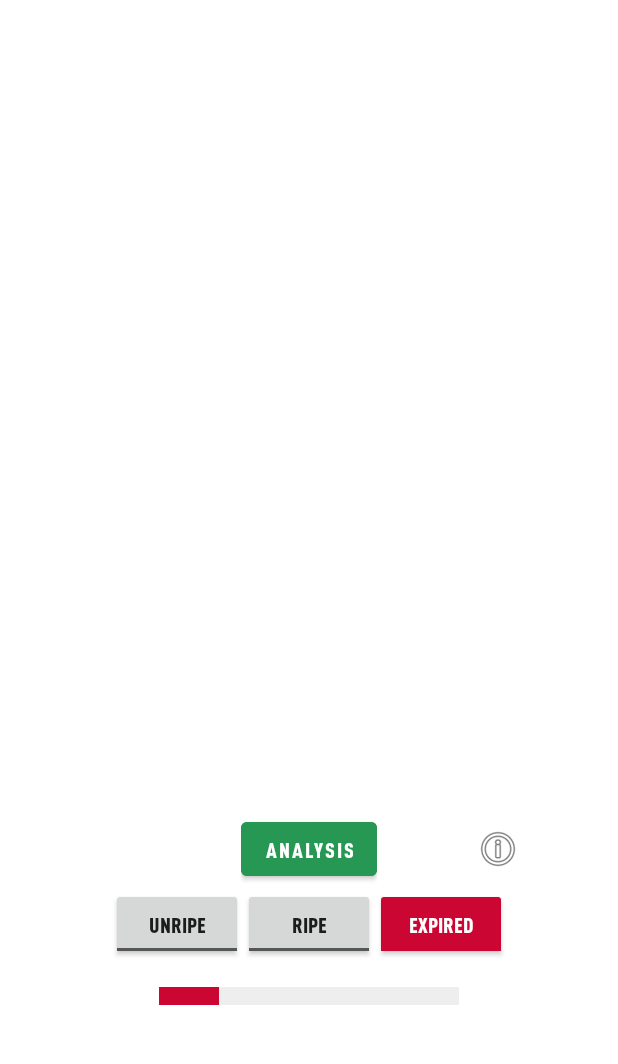
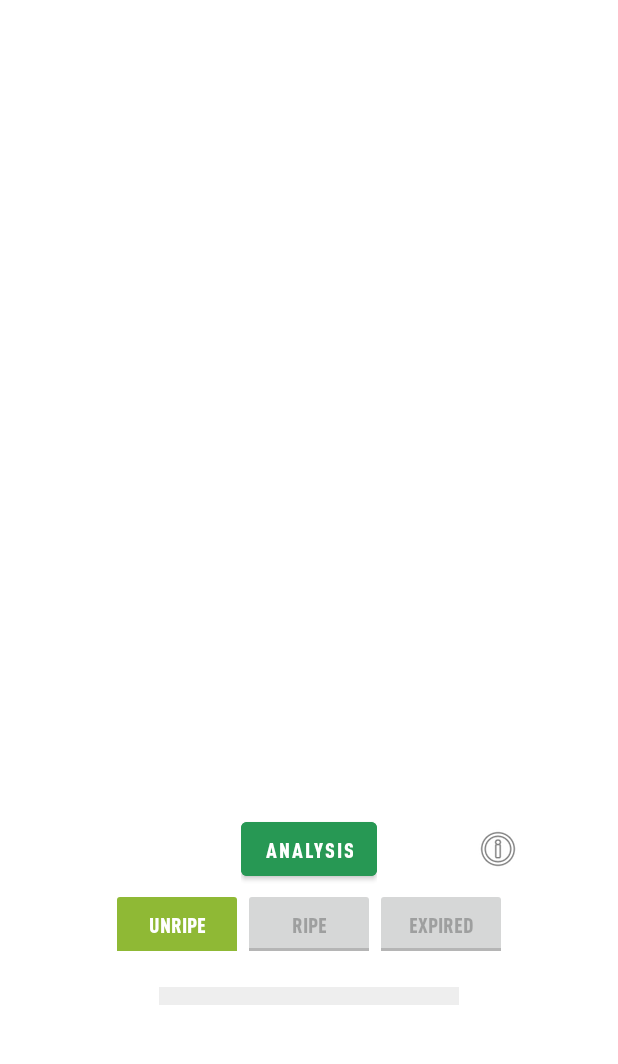
Before and after one commit to ShahzaibWaseem/RipeTrack-Android, an Android app: the ReconstructionFragment screen opened through its navigation route, on a phone screen of 412 x 824 dp, the part 124-1188 px from its top. Run offline under Robolectric (Android 15) with nearby library versions, the phone set to English and light mode, and no system bars; libraries missing offline, so code that uses them is left out: com.jjoe64.graphview, com.opencsv, org.pytorch; plain views replace GraphView; pictures from the network do not load; 39 statements that could not run were skipped.

Commit message:
Replaced reconstruction model with the new one & added classification model to the app + disabled ripeness level toggle buttons

```diff
--- a/app/src/main/java/com/shahzaib/mobislp/Utils.kt
+++ b/app/src/main/java/com/shahzaib/mobislp/Utils.kt
@@ -47,8 +47,8 @@ object Utils {
 	const val croppedImageDirectory = "croppedImages"
 	const val processedImageDirectory = "processedImages"
 	const val hypercubeDirectory = "reconstructedHypercubes"
-	const val boundingBoxWidth = 22.5F
-	const val boundingBoxHeight = 22.5F
+	const val boundingBoxWidth = 32F
+	const val boundingBoxHeight = 32F
 	const val imageFormat = ImageFormat.JPEG
 	const val rawImageFormat = ImageFormat.RAW_SENSOR
 
--- a/app/src/main/java/com/shahzaib/mobislp/fragments/ReconstructionFragment.kt
+++ b/app/src/main/java/com/shahzaib/mobislp/fragments/ReconstructionFragment.kt
@@ -39,9 +39,10 @@ import kotlin.properties.Delegates
 
 class ReconstructionFragment: Fragment() {
 	private lateinit var predictedHS: FloatArray
+	private lateinit var classificationPair: Pair<Int, Int>
 	private val bandsHS: MutableList<Bitmap> = mutableListOf()
 	private var reconstructionDuration = 0F
-	private var classificationDuration = 0L
+	private var classificationDuration = 0F
 	private val numberOfBands = 68
 	private val bandSpacing = 204 / numberOfBands
 	private var outputLabelString: String = ""
@@ -62,8 +63,8 @@ class ReconstructionFragment: Fragment() {
 
 	private lateinit var sharedPreferences: SharedPreferences
 	private lateinit var mobiSpectralApplication: String
-	private var reconstructionFile: String = "mobile_mst_68.pt"
-	private var classificationFile by Delegates.notNull<Int>()
+	private var reconstructionFile: String = "RipeTrack_reconstruction_mobile_68.pt"
+	private var classificationFile: String = "RipeTrack_classification_mobile.pt"
 	private lateinit var mobiSpectralControlOption: String
 	private var advancedControlOption by Delegates.notNull<Boolean>()
 
@@ -76,7 +77,7 @@ class ReconstructionFragment: Fragment() {
 
 	private var handler: Handler? = null
 	// fake lifetime classifier -- will be replaced by actual classification later
-	private val lifetimeClassification = Random().nextInt(11)
+//	private val lifetimeClassification = Random().nextInt(11)
 	// 0, 1, or 2
 	//	private var ripenessClassification: Int? = null
 
@@ -194,7 +195,6 @@ class ReconstructionFragment: Fragment() {
 						view.setImageBitmap(bitmapOverlay)
 						applyOffset = true
 						try {
-							inference()
 							MainActivity.actualLabel = ""
 //                                addCSVLog(requireContext())
 						} catch (e: NullPointerException) {
@@ -254,6 +254,10 @@ class ReconstructionFragment: Fragment() {
 
 		handler = Handler(
 			Handler.Callback {
+
+				// lifetime classification (in percentages) to be used by handler to grow progress bar
+				val remainingLifetimePct = classificationPair.first * 10
+
 				// make progress bar & toggle buttons visible
 				if (progressBar.visibility != View.VISIBLE && toggleBtnConstraint.visibility != View.VISIBLE) {
 					progressBar.visibility = View.VISIBLE
@@ -262,7 +266,7 @@ class ReconstructionFragment: Fragment() {
 
 
 				//textViewHorizontalProgress.text = "${progressStatus}/${progressBarHorizontal.max}"
-				if (progressBar.progress < lifetimeClassification * 10) {
+				if (progressBar.progress < remainingLifetimePct) {
 					progressBar.incrementProgressBy(1)
 					handler?.sendEmptyMessageDelayed(0, 50)
 				}
@@ -272,19 +276,33 @@ class ReconstructionFragment: Fragment() {
 //					progressText.text = "${progressBar.progress}% Remaining Lifetime"
 
 					// change color of progressbar
-					progressBar.progressTintList = ( when (progressBar.progress) {
+/*					progressBar.progressTintList = ( when (progressBar.progress) {
 						// expired
-						in 1..39 -> ColorStateList.valueOf(ContextCompat.getColor(requireContext(), R.color.sfu_primary))
+						in 1..39 -> colorstatelist.valueof(contextcompat.getcolor(requirecontext(), r.color.sfu_primary))
 						// unripe
-						in 40..69 -> ColorStateList.valueOf(ContextCompat.getColor(requireContext(), R.color.progress_yellow))
+						in 40..69 -> colorstatelist.valueof(contextcompat.getcolor(requirecontext(), r.color.progress_yellow))
 						// ripe
-						else -> ColorStateList.valueOf(ContextCompat.getColor(requireContext(), R.color.background))
-					} )
+						else -> colorstatelist.valueof(contextcompat.getcolor(requirecontext(), r.color.background))
+					} )*/
+
+					val ripeness = classificationPair.second
+					// change color of progressbar
+					progressBar.progressTintList = (
+							when (ripeness) {
+								// unripe
+								0 -> ColorStateList.valueOf(ContextCompat.getColor(requireContext(), R.color.progress_green))
+								// ripe
+								1 -> ColorStateList.valueOf(ContextCompat.getColor(requireContext(), R.color.progress_yellow))
+								// expired
+								else -> ColorStateList.valueOf(ContextCompat.getColor(requireContext(), R.color.sfu_primary))
+							}
+							)
+
 
 					// light up the correct toggle button to show ripeness classification
-					when (progressBar.progress)
+/*					when (progressBar.progress)
 					{
-						in 1..39 -> {
+						in 0..39 -> {
 							val expiredBtn = requireView().findViewById<ToggleButton>(R.id.expiredBtn)
 							expiredBtn.backgroundTintList = ColorStateList.valueOf(ContextCompat.getColor(requireContext(), R.color.sfu_primary))
 							expiredBtn.setTextColor(Color.WHITE)
@@ -299,7 +317,26 @@ class ReconstructionFragment: Fragment() {
 							unripeBtn.backgroundTintList = ColorStateList.valueOf(ContextCompat.getColor(requireContext(), R.color.progress_green))
 							unripeBtn.setTextColor(Color.WHITE)
 						}
+					}*/
+					when (ripeness)
+					{
+						0 -> {
+							val unripeBtn = requireView().findViewById<ToggleButton>(R.id.unripeBtn)
+							unripeBtn.backgroundTintList = ColorStateList.valueOf(ContextCompat.getColor(requireContext(), R.color.progress_green))
+							unripeBtn.setTextColor(Color.WHITE)
+						}
+						1 -> {
+							val ripeBtn = requireView().findViewById<ToggleButton>(R.id.ripeBtn)
+							ripeBtn.backgroundTintList = ColorStateList.valueOf(ContextCompat.getColor(requireContext(), R.color.progress_yellow))
+							ripeBtn.setTextColor(Color.WHITE)
+						}
+						else -> {
+							val expiredBtn = requireView().findViewById<ToggleButton>(R.id.expiredBtn)
+							expiredBtn.backgroundTintList = ColorStateList.valueOf(ContextCompat.getColor(requireContext(), R.color.sfu_primary))
+							expiredBtn.setTextColor(Color.WHITE)
+						}
 					}
+
 
 					// change color of accompanying text
 					/*
@@ -380,9 +417,39 @@ class ReconstructionFragment: Fragment() {
 			// fragmentReconstructionBinding.viewpager.currentItem = fragmentReconstructionBinding.viewpager.adapter!!.itemCount - 1
 			loadingDialogFragment.dismissDialog()
 
-			// start up the progress bar (10-second delay before starting)
+			/* Perform Classification */
+			val classificationThread = Thread {
+				classifyFruit()
+			}
+			classificationThread.start()
+			try { classificationThread.join() }
+			catch (exception: InterruptedException) { exception.printStackTrace() }
+
+			// start up the lifetime progress bar (10-second delay before starting)
 			handler!!.sendEmptyMessage(0)
 		}
+	}
+
+	private fun classifyFruit()
+	{
+		val classificationModel = context?.let { Classification(it, classificationFile) }!!
+//		val rgbBitmap = MainActivity.originalRGBBitmap
+//		val nirBitmap = MainActivity.originalNIRBitmap
+//		bitmapsWidth = rgbBitmap.width
+//		bitmapsHeight = rgbBitmap.height
+
+		val startTime = System.currentTimeMillis()
+		classificationPair = classificationModel.predict(predictedHS, 68, 64, 64)
+
+		Log.i("Classification Pair.first", "${classificationPair.first}")
+		Log.i("Classification Pair.second", "${classificationPair.second}")
+
+		val endTime = System.currentTimeMillis()
+		classificationDuration = (endTime - startTime).toFloat() / 1000.0F
+		Log.i("Classification Duration", "$classificationDuration")
+//		println(getString(R.string.reconstruction_time_string, reconstructionDuration))
+//		MainActivity.reconstructionTime = "$reconstructionDuration s"
+//		fragmentReconstructionBinding.textViewReconTime.text = getString(R.string.reconstruction_time_string, reconstructionDuration)
 	}
 
 	private fun inference() {
--- a/app/src/main/res/layout/fragment_reconstruction.xml
+++ b/app/src/main/res/layout/fragment_reconstruction.xml
@@ -138,33 +138,36 @@
                 android:id="@+id/unripeBtn"
                 android:layout_width="wrap_content"
                 android:layout_height="wrap_content"
-                android:textOff="Unripe"
-                android:textOn="Unripe"
+                android:textOff="@string/ripeness_unripe"
+                android:textOn="@string/ripeness_unripe"
                 app:layout_constraintTop_toTopOf="parent"
                 app:layout_constraintStart_toStartOf="parent"
                 android:clickable="false"
+                android:enabled="false"
                 />
 
             <ToggleButton
                 android:id="@+id/ripeBtn"
                 android:layout_width="wrap_content"
                 android:layout_height="wrap_content"
-                android:textOff="Ripe"
-                android:textOn="Ripe"
+                android:textOff="@string/ripeness_ripe"
+                android:textOn="@string/ripeness_ripe"
                 app:layout_constraintTop_toTopOf="parent"
                 app:layout_constraintStart_toEndOf="@id/unripeBtn"
                 android:clickable="false"
+                android:enabled="false"
                 />
 
             <ToggleButton
                 android:id="@+id/expiredBtn"
                 android:layout_width="wrap_content"
                 android:layout_height="wrap_content"
-                android:textOff="Expired"
-                android:textOn="Expired"
+                android:textOff="@string/ripeness_expired"
+                android:textOn="@string/ripeness_expired"
                 app:layout_constraintTop_toTopOf="parent"
                 app:layout_constraintStart_toEndOf="@id/ripeBtn"
                 android:clickable="false"
+                android:enabled="false"
                 />
 
         </androidx.constraintlayout.widget.ConstraintLayout>
```
Also changed, not shown: app/src/main/java/com/shahzaib/mobislp/Classification.kt (+37 -1 lines), 2 other files.
